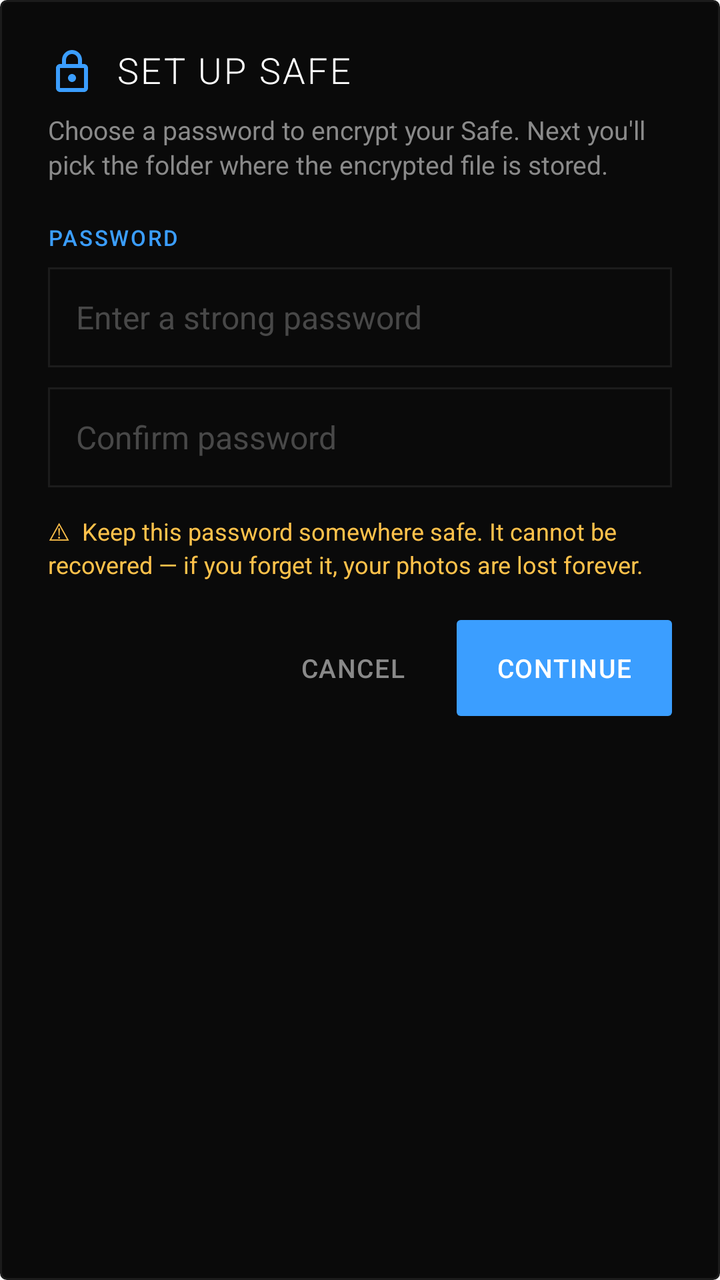
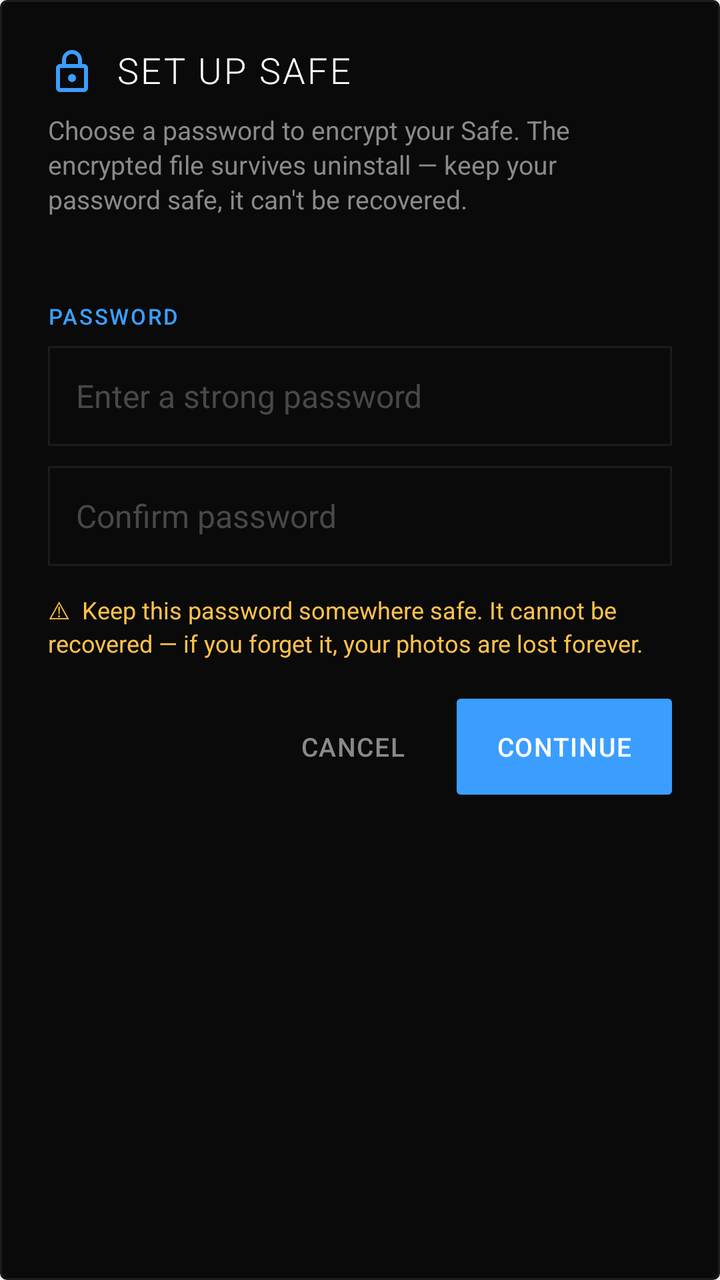

The first picture is an Android layout as it rendered before a commit; the second is the same layout after the commit. The layout source and the unified diff follow.
<!-- AndroidManifest.xml: application theme Theme.GallerySearch -->
<!-- res/layout/dialog_safe_setup.xml -->
<?xml version="1.0" encoding="utf-8"?>
<LinearLayout xmlns:android="http://schemas.android.com/apk/res/android"
    android:layout_width="match_parent"
    android:layout_height="wrap_content"
    android:layout_margin="16dp"
    android:background="@drawable/dialog_metro_bg"
    android:orientation="vertical"
    android:paddingStart="24dp"
    android:paddingTop="24dp"
    android:paddingEnd="24dp"
    android:paddingBottom="16dp">

    <LinearLayout
        android:layout_width="wrap_content"
        android:layout_height="wrap_content"
        android:gravity="center_vertical"
        android:orientation="horizontal">

        <ImageView
            android:layout_width="24dp"
            android:layout_height="24dp"
            android:contentDescription="@null"
            android:src="@drawable/ic_fluent_lock_closed_24_regular"
            android:tint="@color/metroAccent" />

        <TextView
            android:layout_width="wrap_content"
            android:layout_height="wrap_content"
            android:layout_marginStart="10dp"
            android:fontFamily="sans-serif-light"
            android:includeFontPadding="false"
            android:letterSpacing="0.06"
            android:text="Set up Safe"
            android:textAllCaps="true"
            android:textColor="@color/metroTextPrimary"
            android:textSize="18sp" />
    </LinearLayout>

    <TextView
        android:layout_width="match_parent"
        android:layout_height="wrap_content"
        android:layout_marginTop="10dp"
        android:includeFontPadding="false"
        android:lineSpacingExtra="2dp"
        android:text="Choose a password to encrypt your Safe. Next you'll pick the folder where the encrypted file is stored."
        android:textColor="@color/metroTextSecondary"
        android:textSize="13sp" />

    <TextView
        android:layout_width="wrap_content"
        android:layout_height="wrap_content"
        android:layout_marginTop="22dp"
        android:fontFamily="sans-serif-medium"
        android:includeFontPadding="false"
        android:letterSpacing="0.08"
        android:text="PASSWORD"
        android:textColor="@color/metroAccent"
        android:textSize="11sp" />

    <EditText
        android:id="@+id/safePassword"
        android:layout_width="match_parent"
        android:layout_height="50dp"
        android:layout_marginTop="8dp"
        android:autofillHints="newPassword"
        android:background="@drawable/search_bg"
        android:hint="Enter a strong password"
        android:inputType="textPassword"
        android:paddingStart="14dp"
        android:paddingEnd="14dp"
        android:singleLine="true"
        android:textColor="@color/metroTextPrimary"
        android:textColorHint="@color/metroTextDisabled"
        android:textSize="16sp" />

    <EditText
        android:id="@+id/safePasswordConfirm"
        android:layout_width="match_parent"
        android:layout_height="50dp"
        android:layout_marginTop="10dp"
        android:autofillHints="newPassword"
        android:background="@drawable/search_bg"
        android:hint="Confirm password"
        android:imeOptions="actionDone"
        android:inputType="textPassword"
        android:paddingStart="14dp"
        android:paddingEnd="14dp"
        android:singleLine="true"
        android:textColor="@color/metroTextPrimary"
        android:textColorHint="@color/metroTextDisabled"
        android:textSize="16sp" />

    <TextView
        android:layout_width="match_parent"
        android:layout_height="wrap_content"
        android:layout_marginTop="14dp"
        android:includeFontPadding="false"
        android:lineSpacingExtra="2dp"
        android:text="⚠  Keep this password somewhere safe. It cannot be recovered — if you forget it, your photos are lost forever."
        android:textColor="#FFC24B"
        android:textSize="12sp" />

    <LinearLayout
        android:layout_width="match_parent"
        android:layout_height="wrap_content"
        android:layout_marginTop="20dp"
        android:gravity="end"
        android:orientation="horizontal">

        <TextView
            android:id="@+id/safeSetupCancel"
            android:layout_width="wrap_content"
            android:layout_height="48dp"
            android:background="?android:attr/selectableItemBackground"
            android:clickable="true"
            android:focusable="true"
            android:fontFamily="sans-serif-medium"
            android:gravity="center"
            android:letterSpacing="0.04"
            android:minWidth="88dp"
            android:paddingStart="16dp"
            android:paddingEnd="16dp"
            android:text="CANCEL"
            android:textColor="@color/metroTextSecondary"
            android:textSize="13sp" />

        <TextView
            android:id="@+id/safeSetupContinue"
            android:layout_width="wrap_content"
            android:layout_height="48dp"
            android:layout_marginStart="8dp"
            android:background="@drawable/onboarding_button_bg"
            android:clickable="true"
            android:focusable="true"
            android:fontFamily="sans-serif-medium"
            android:gravity="center"
            android:letterSpacing="0.04"
            android:minWidth="104dp"
            android:paddingStart="20dp"
            android:paddingEnd="20dp"
            android:text="CONTINUE"
            android:textColor="#FFFFFF"
            android:textSize="13sp" />
    </LinearLayout>
</LinearLayout>
<!-- resources referenced by this layout -->
<resources>
  <color name="metroAccent">#FF3B9EFF</color>
  <color name="metroTextDisabled">#FF484848</color>
  <color name="metroTextPrimary">#FFFFFFFF</color>
  <color name="metroTextSecondary">#FF8A8A8A</color>
  <!-- drawable dialog_metro_bg (drawable) -->
  <?xml version="1.0" encoding="utf-8"?>
  <shape xmlns:android="http://schemas.android.com/apk/res/android"
      android:shape="rectangle">
      <solid android:color="@color/metroBgSecondary" />
      <stroke
          android:width="1dp"
          android:color="@color/metroBgSurface" />
      <corners android:radius="3dp" />
  </shape>
  <!-- drawable ic_fluent_lock_closed_24_regular (drawable) -->
  <vector xmlns:android="http://schemas.android.com/apk/res/android"
      android:width="24dp"
      android:height="24dp"
      android:viewportWidth="24"
      android:viewportHeight="24"
      android:tint="#FFFFFF">
      <path
          android:fillColor="@android:color/white"
          android:pathData="M12,17c1.1,0 2,-0.9 2,-2s-0.9,-2 -2,-2 -2,0.9 -2,2 0.9,2 2,2zM18,8h-1V6c0,-2.76 -2.24,-5 -5,-5S7,3.24 7,6v2H6c-1.1,0 -2,0.9 -2,2v10c0,1.1 0.9,2 2,2h12c1.1,0 2,-0.9 2,-2V10c0,-1.1 -0.9,-2 -2,-2zM9,6c0,-1.66 1.34,-3 3,-3s3,1.34 3,3v2H9V6zM18,20H6V10h12v10z" />
  </vector>
  <!-- drawable onboarding_button_bg (drawable) -->
  <?xml version="1.0" encoding="utf-8"?>
  <ripple xmlns:android="http://schemas.android.com/apk/res/android"
      android:color="#33FFFFFF">
      <item>
          <shape android:shape="rectangle">
              <solid android:color="@color/metroAccent" />
              <corners android:radius="2dp" />
          </shape>
      </item>
  </ripple>
  <!-- drawable search_bg (drawable) -->
  <?xml version="1.0" encoding="utf-8"?>
  <shape xmlns:android="http://schemas.android.com/apk/res/android"
      android:shape="rectangle">
      <corners android:radius="0dp" />
      <solid android:color="@color/metroBgSecondary" />
      <stroke
          android:width="1dp"
          android:color="@color/metroBgSurface" />
  </shape>
  <style name="Theme.GallerySearch" parent="Theme.AppCompat.DayNight.NoActionBar">
          <item name="android:fontFamily">sans-serif</item>
          <item name="android:windowLightStatusBar">false</item>
          <item name="android:navigationBarColor">@color/metroNavBar</item>
          <item name="android:statusBarColor">@color/metroStatusBar</item>
          <item name="android:windowNoTitle">true</item>
          <item name="android:windowActionBar">false</item>
          <item name="colorAccent">@color/metroAccent</item>
      </style>
  <color name="metroBgSecondary">#FF0A0A0A</color>
  <color name="metroBgSurface">#FF1C1C1C</color>
  <color name="metroNavBar">#FF000000</color>
  <color name="metroStatusBar">#FF0A0A0A</color>
</resources>

<!-- the commit's change to res/layout/dialog_safe_setup.xml (unified diff, before → after) -->
@@ -42,9 +42,19 @@
         android:layout_marginTop="10dp"
         android:includeFontPadding="false"
         android:lineSpacingExtra="2dp"
-        android:text="Choose a password to encrypt your Safe. Next you'll pick the folder where the encrypted file is stored."
+        android:text="Choose a password to encrypt your Safe. The encrypted file survives uninstall — keep your password safe, it can't be recovered."
         android:textColor="@color/metroTextSecondary"
         android:textSize="13sp" />
+
+    <TextView
+        android:id="@+id/safeSetupLocation"
+        android:layout_width="match_parent"
+        android:layout_height="wrap_content"
+        android:layout_marginTop="8dp"
+        android:fontFamily="sans-serif-medium"
+        android:includeFontPadding="false"
+        android:textColor="@color/metroAccent"
+        android:textSize="12sp" />
 
     <TextView
         android:layout_width="wrap_content"
